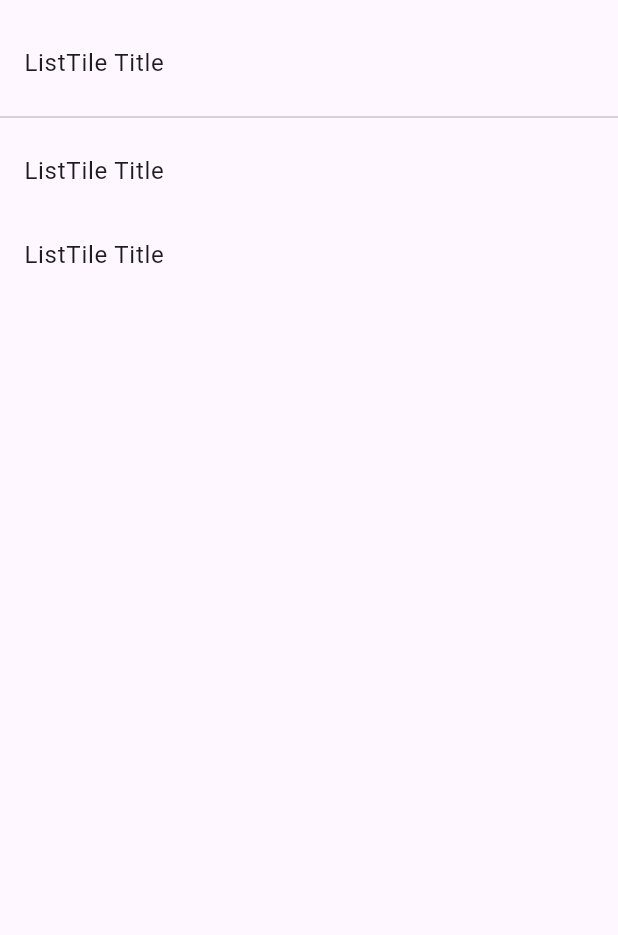
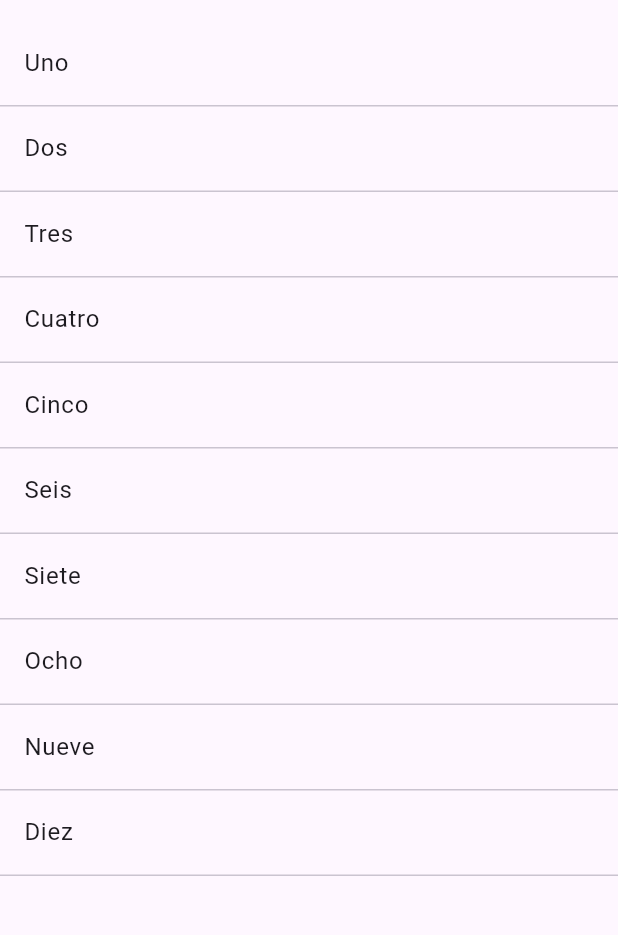
Before and after one commit to FernadoCuatro/Flutter, a Flutter app: the screen it shows after launch, on a phone screen of 412 x 824 dp, the part 63-998 px from its top. Run offline on Flutter 3.47's test engine with Material 3 defaults, Android fonts, the phone set to English and light mode, and no system bars.

Commit message:
ListTiles apartir de una lista estatica

```diff
--- a/componentes/lib/src/pages/home_temp.dart
+++ b/componentes/lib/src/pages/home_temp.dart
@@ -1,3 +1,5 @@
+// ignore_for_file: unnecessary_new, use_key_in_widget_constructors
+
 import 'package:flutter/material.dart';
 
 // Creamos un StatelessWidget
@@ -9,41 +11,53 @@ class HomePageTemp extends StatelessWidget {
 	// El ListView esta bien cuando son elementos pocos
 	// Pero si son muchos elementos el optimo es el ListView.builder
 
+	// tiene que ser Final pq estoy dentro de un StateLessWidget
+	// Una lista de String
+	final opciones = ['Uno', 'Dos', 'Tres', 'Cuatro', 'Cinco', 'Seis', 'Siete', 'Ocho', 'Nueve', 'Diez'];
+
 	@override
 	Widget build(BuildContext context) {
+
 		return Scaffold(
 			appBar: AppBar(
 				title: const Text('Componentes Temp'),
 			),
 
 			body: ListView(
-        children: const <Widget>[
-          ListTile(
-            title: Text('ListTile Title'),
-          ),
-
-          Divider(),
-
-          ListTile(
-            title: Text('ListTile Title'),
-          ),
-
-
-          ListTile(
-            title: Text('ListTile Title'),
-          ),
-
-
-
-
-
-
-
-
-
-        ],
+				children: _crearItems()
 			),
 
 		);
 	}
+
+	// Primera forma
+  // Creamos un método nuevo que devuelva la lista de Widget
+  // Ya sabemos que el _ es porque es privada
+  List<Widget> _crearItems() {
+		// Una lista dinámica, no estamos definiendo el largo
+
+		// List<Widget> lista = List<Widget>();
+		List<Widget> lista = [];
+
+		for (String opcion in opciones) {
+			final tempWidget = ListTile(
+				title: Text( opcion ),
+			);
+
+			// Operador en cascada
+			lista..add( tempWidget )
+						..add( const Divider(height: 1) );
+
 		}
+
+    return lista;
+  }
+
+	// Segunda forma
+	List<Widget> _crearItemsCorto() {
+
+
+
+	}
+
+}
```
Lines whose indentation alone changed are shown as unchanged.
